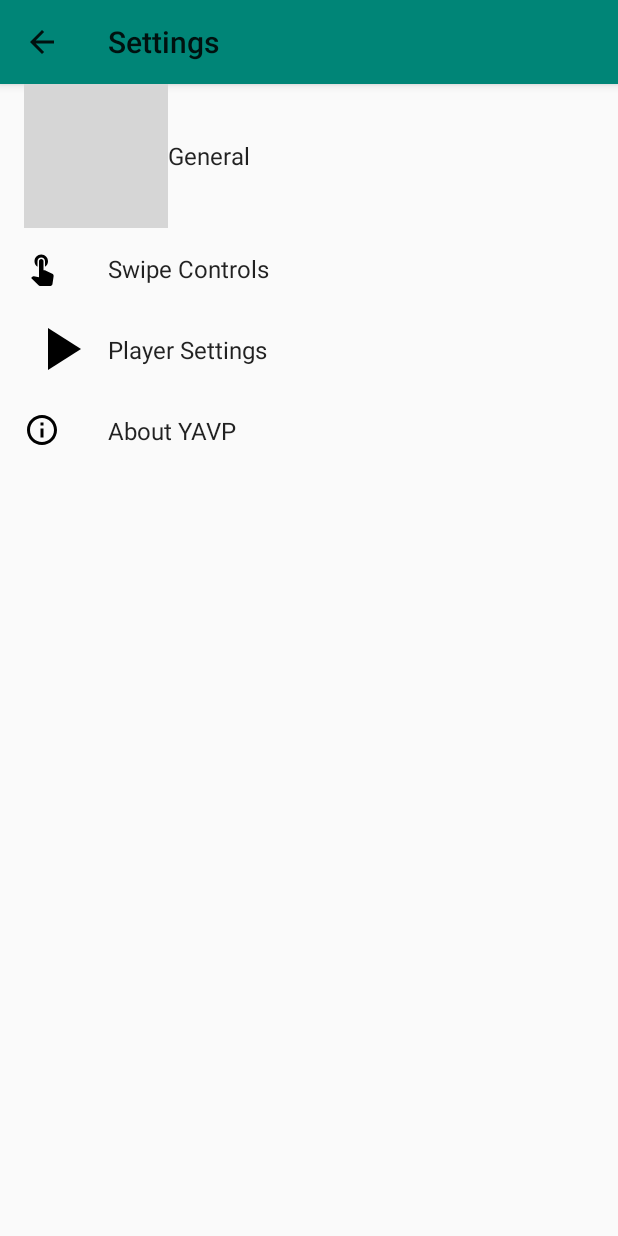
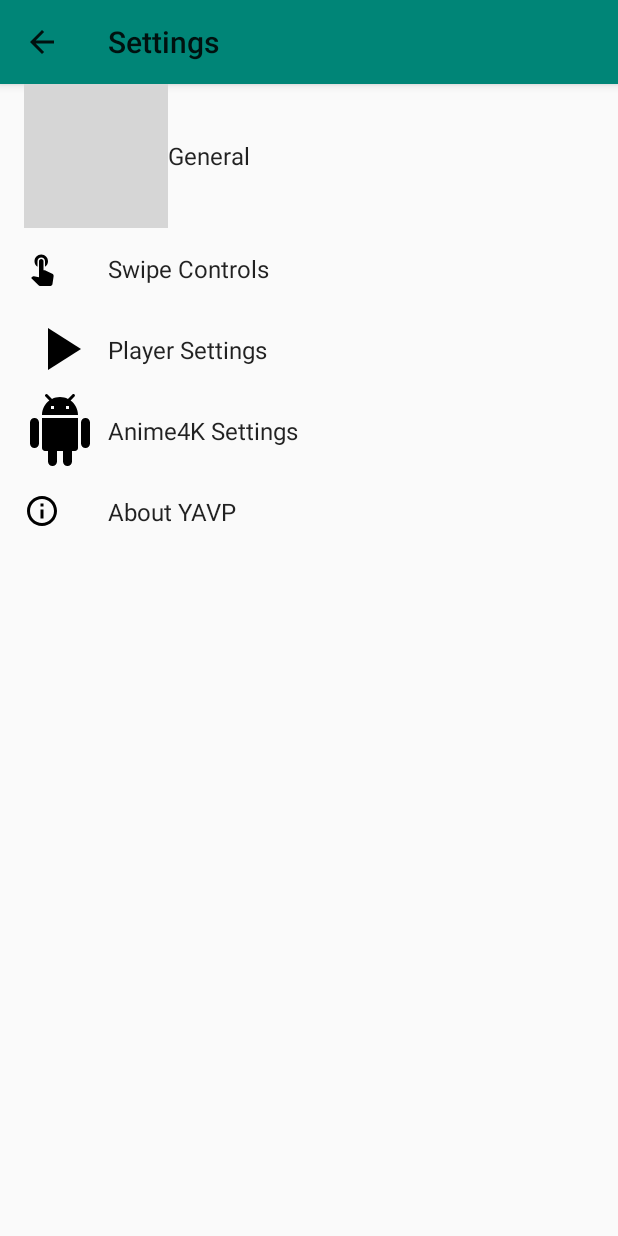
Before and after one commit to shadow578/YetAnotherVideoPlayer, an Android app: the AppSettingsActivity screen opened directly, with no data from a screen before it, on a phone screen of 412 x 824 dp. Run offline under Robolectric (Android 15) with nearby library versions, the phone set to English and light mode, and no system bars; our stand-ins replace androidx.preference; grey boxes are pictures that could not be loaded.

Commit message:
Add Anime4K Preference pages

```diff
--- a/app/src/main/java/de/shadow578/yetanothervideoplayer/gl/GLAnime4K.java
+++ b/app/src/main/java/de/shadow578/yetanothervideoplayer/gl/GLAnime4K.java
@@ -162,7 +162,8 @@ public class GLAnime4K extends GLFilterBase implements VideoListener
         }
 
         //count + limit fps
-        updateFpsLogic(logFps, fpsLimit);
+        //updateFpsLogic(logFps, fpsLimit);
+        updateFpsLogic(true, fpsLimit);
     }
 
     /**
--- a/app/src/main/java/de/shadow578/yetanothervideoplayer/ui/AppSettingsActivity.java
+++ b/app/src/main/java/de/shadow578/yetanothervideoplayer/ui/AppSettingsActivity.java
@@ -146,6 +146,17 @@ public class AppSettingsActivity extends AppCompatActivity implements
     }
 
     @SuppressWarnings("WeakerAccess")
+    public static class PreferencesAnime4KConfigFragment extends PreferenceFragmentCompat
+    {
+
+        @Override
+        public void onCreatePreferences(Bundle savedInstanceState, String rootKey)
+        {
+            setPreferencesFromResource(R.xml.preferences_anime4k, rootKey);
+        }
+    }
+
+    @SuppressWarnings("WeakerAccess")
     public static class PreferencesAboutFragment extends PreferenceFragmentCompat
     {
 
--- a/app/src/main/java/de/shadow578/yetanothervideoplayer/ui/PlaybackActivity.java
+++ b/app/src/main/java/de/shadow578/yetanothervideoplayer/ui/PlaybackActivity.java
@@ -1260,7 +1260,16 @@ public class PlaybackActivity extends AppCompatActivity
 
                 //set a4k as video listener
                 player.addVideoListener(anime4KFilter);
-                Logging.logD("Enabled Anime4K");
+
+                //set fps limiting values
+                int fpsLimit = -1;
+                if (getPrefBool(ConfigKeys.KEY_ANIME4K_FPS_LIMIT_ENABLE, R.bool.DEF_ANIME4K_FPS_LIMIT_EN))
+                {
+                    //enable the fps limit
+                    fpsLimit = getPrefInt(ConfigKeys.KEY_ANIME4K_FPS_LIMIT, R.integer.DEF_ANIME4K_FPS_LIMIT);
+                }
+                anime4KFilter.setFpsLimit(fpsLimit);
+                Logging.logD("Enabled Anime4K with fps limit %d", fpsLimit);
             }
         }
         else
--- a/app/src/main/java/de/shadow578/yetanothervideoplayer/util/ConfigKeys.java
+++ b/app/src/main/java/de/shadow578/yetanothervideoplayer/util/ConfigKeys.java
@@ -108,6 +108,16 @@ public final class ConfigKeys
     public static final String KEY_PERSIST_VOLUME = "PERSIST_VOLUME";
 
     /**
+     * anime4k fps limiter enable (true/false)
+     */
+    public static final String KEY_ANIME4K_FPS_LIMIT_ENABLE = "ANIME4K_FPS_LIMIT_EN";
+
+    /**
+     * fps limit value for anime4k filter
+     */
+    public static final String KEY_ANIME4K_FPS_LIMIT = "ANIME4K_FPS_LIMIT";
+
+    /**
      * last played url value (for debugging)
      */
     public static final String KEY_DBG_LAST_PLAYED_URL = "DBG_LAST_PLAYED_URL";
--- a/app/src/main/res/values/defaultconfig.xml
+++ b/app/src/main/res/values/defaultconfig.xml
@@ -29,4 +29,8 @@
     <bool name="DEF_CLOSE_WHEN_FINISHED_PLAYING">false</bool>
     <bool name="DEF_ENTER_PIP_ON_LEAVE">true</bool>
     <integer name="DEF_SEEK_BUTTON_INCREMENT">5000</integer>
+
+    <!-- anime4k settings -->
+    <bool name="DEF_ANIME4K_FPS_LIMIT_EN">false</bool>
+    <integer name="DEF_ANIME4K_FPS_LIMIT">30</integer>
 </resources>
--- a/app/src/main/res/values/strings.xml
+++ b/app/src/main/res/values/strings.xml
@@ -111,6 +111,16 @@
     <string name="settings_player_seek_increment_title">Seek Increment</string>
     <string name="settings_player_seek_increment_summary">By how many milliseconds the Seek buttons adjust the playback position</string>
 
+    <!-- Settings: Anime4K -->
+    <string name="settings_a4k_title">Anime4K Settings</string>
+    <string name="settings_a4k_enable_fps_limit_title">Anime4K FPS Limit</string>
+    <string name="settings_a4k_enable_fps_limit_on">Playback FPS are not limited when Anime4K is active</string>
+    <string name="settings_a4k_enable_fps_limit_off">Playback FPS will be limited when Anime4K is active</string>
+    <string name="settings_a4k_fps_limit_title">Anime4K FPS Limit</string>
+    <string name="settings_a4k_fps_limit_summary">At how many FPS videos will render when Anime4K is active</string>
+    <string name="settings_a4k_why_limit_fps_title">Why limit FPS?</string>
+    <string name="settings_a4k_why_limit_fps_summary">Although Anime4K requires comparatively little processing power, it can easily overload a smartphone GPU, especially at higher resolutions. \nLimiting the FPS reduces the load on the GPU and helps to conserve the battery (at least somewhat).</string>
+
     <!-- Settings: about -->
     <string name="settings_about_title">About YAVP</string>
     <string name="settings_about_yavp">YAVP by shadow578</string>
--- /dev/null
+++ b/app/src/main/res/xml/preferences_anime4k.xml
@@ -0,0 +1,27 @@
+<?xml version="1.0" encoding="utf-8"?>
+<PreferenceScreen xmlns:android="http://schemas.android.com/apk/res/android"
+    xmlns:app="http://schemas.android.com/apk/res-auto">
+
+    <PreferenceCategory
+        android:title="@string/settings_a4k_title"/>
+
+    <SwitchPreference
+        android:defaultValue="@bool/DEF_ANIME4K_FPS_LIMIT_EN"
+        android:key="ANIME4K_FPS_LIMIT_EN"
+        android:summaryOff="@string/settings_a4k_enable_fps_limit_on"
+        android:summaryOn="@string/settings_a4k_enable_fps_limit_off"
+        android:title="@string/settings_a4k_enable_fps_limit_title" />
+
+    <EditTextPreference
+        android:defaultValue="@integer/DEF_ANIME4K_FPS_LIMIT"
+        android:key="ANIME4K_FPS_LIMIT"
+        android:numeric="integer"
+        app:dependency="ANIME4K_FPS_LIMIT_EN"
+        android:summary="@string/settings_a4k_fps_limit_summary"
+        android:title="@string/settings_a4k_fps_limit_title" />
+
+    <PreferenceScreen
+        android:summary="@string/settings_a4k_why_limit_fps_summary"
+        android:title="@string/settings_a4k_why_limit_fps_title">
+    </PreferenceScreen>
+</PreferenceScreen>
--- a/app/src/main/res/xml/preferences_root.xml
+++ b/app/src/main/res/xml/preferences_root.xml
@@ -16,6 +16,11 @@
         android:title="@string/settings_player_title" />
 
     <Preference
+        android:fragment="de.shadow578.yetanothervideoplayer.ui.AppSettingsActivity$PreferencesAnime4KConfigFragment"
+        android:icon="@drawable/ic_placeholder_48px"
+        android:title="@string/settings_a4k_title" />
+
+    <Preference
         android:fragment="de.shadow578.yetanothervideoplayer.ui.AppSettingsActivity$PreferencesAboutFragment"
         android:icon="@drawable/ic_info_outline_48px"
         android:title="@string/settings_about_title" />
```
